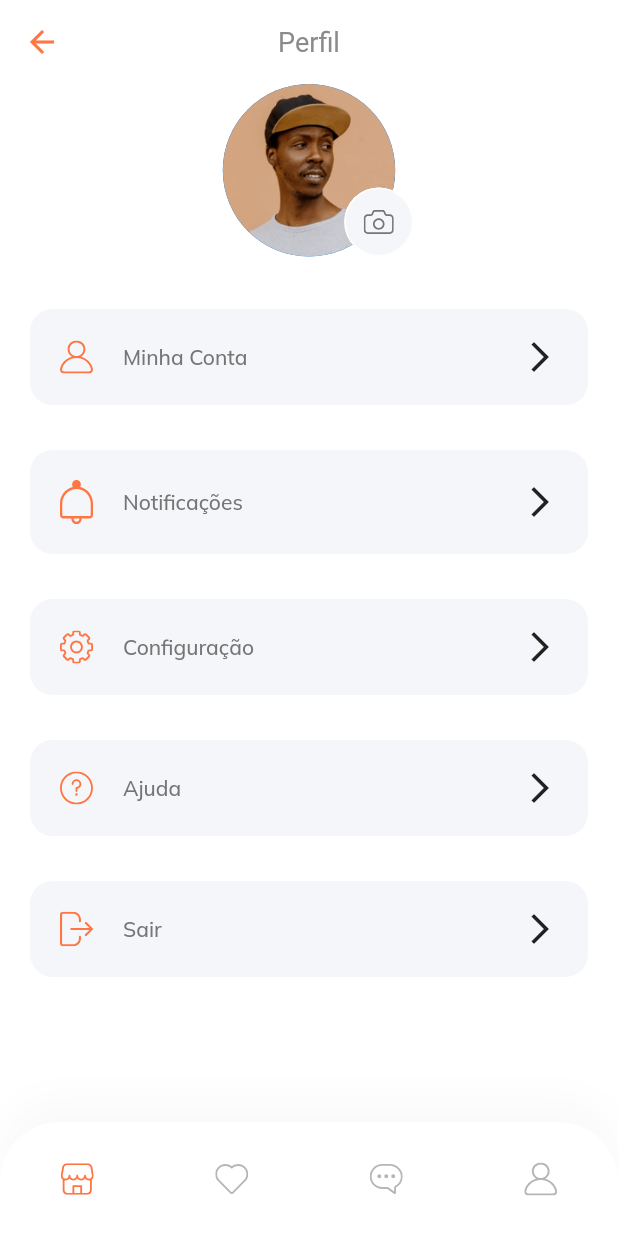
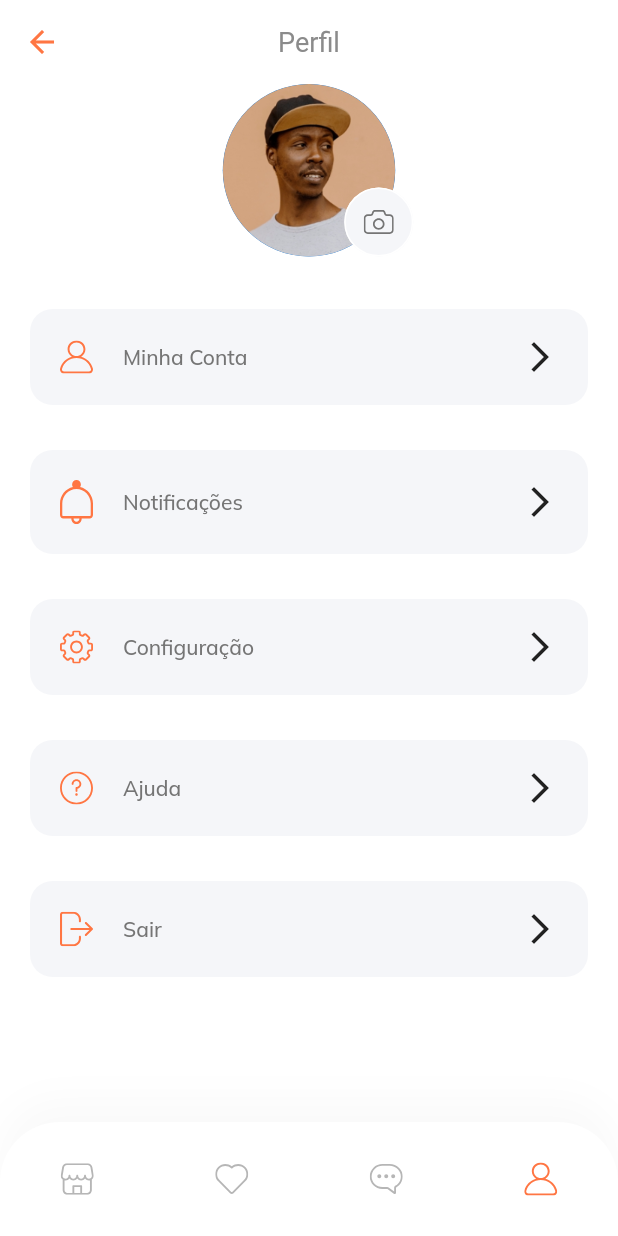
Before and after one commit to andrefranzoi/sos_car, a Flutter app: the ProfileScreen screen opened by its route, on a phone screen of 412 x 824 dp. Run offline on Flutter 3.47's test engine with Material 2 defaults, Android fonts, the phone set to English and light mode, and no system bars; our stand-ins replace flutter_svg.

Commit message:
Profile complete

```diff
--- /dev/null
+++ b/lib/components/custom_bottom_nav_bar.dart
@@ -0,0 +1,87 @@
+import 'package:flutter/material.dart';
+import 'package:flutter_svg/flutter_svg.dart';
+import 'package:sos_car/screen/home/home_screen.dart';
+import 'package:sos_car/screen/profile/profile_screen.dart';
+
+import '../constants.dart';
+import '../enums.dart';
+
+class CustomBottomNavBar extends StatelessWidget {
+  const CustomBottomNavBar({
+    Key key,
+    @required this.selectedMenu,
+  }) : super(key: key);
+
+  final MenuState selectedMenu;
+
+  @override
+  Widget build(BuildContext context) {
+    final Color inActiveIconColor = Color(0xFFB6B6B6);
+    return Container(
+      padding: EdgeInsets.symmetric(vertical: 14),
+      decoration: BoxDecoration(
+        color: Colors.white,
+        borderRadius: BorderRadius.only(
+          topLeft: Radius.circular(40),
+          topRight: Radius.circular(40),
+        ),
+        boxShadow: [
+          BoxShadow(
+            offset: Offset(0, -15),
+            blurRadius: 20,
+            color: Color(0xFFDADADA).withOpacity(0.15),
+          ),
+        ],
+      ),
+      child: SafeArea(
+        child: Row(
+          mainAxisAlignment: MainAxisAlignment.spaceAround,
+          children: [
+            IconButton(
+              icon: SvgPicture.asset(
+                "assets/icons/Shop Icon.svg",
+                color: MenuState.home == selectedMenu
+                    ? kPrimaryColor
+                    : inActiveIconColor,
+              ),
+              onPressed: () => Navigator.pushNamed(
+                context,
+                HomeScreen.routeName,
+              ),
+            ),
+            IconButton(
+              icon: SvgPicture.asset(
+                "assets/icons/Heart Icon.svg",
+                color: MenuState.favourite == selectedMenu
+                    ? kPrimaryColor
+                    : inActiveIconColor,
+              ),
+              onPressed: () {},
+            ),
+            IconButton(
+              icon: SvgPicture.asset(
+                "assets/icons/Chat bubble Icon.svg",
+                color: MenuState.message == selectedMenu
+                    ? kPrimaryColor
+                    : inActiveIconColor,
+              ),
+              onPressed: () {},
+            ),
+            IconButton(
+              icon: SvgPicture.asset(
+                "assets/icons/User Icon.svg",
+                color: MenuState.profile == selectedMenu
+                    ? kPrimaryColor
+                    : inActiveIconColor,
+              ),
+              onPressed: () => Navigator.pushNamed(
+                context,
+                ProfileScreen.routeName,
+              ),
+            ),
+          ],
+        ),
+      ),
+    );
+  }
+}
--- a/lib/main.dart
+++ b/lib/main.dart
@@ -1,9 +1,10 @@
 import 'package:flutter/material.dart';
-import 'package:sos_car/screen/profile/profile_screen.dart';
 //import 'package:sos_car/screen/splash/splash_screen.dart';
 import 'package:sos_car/routes.dart';
 import 'package:sos_car/theme.dart';
 import 'package:flutter/services.dart';
+
+import 'screen/splash/splash_screen.dart';
 
 void main() {
   SystemChrome.setSystemUIOverlayStyle(
@@ -29,8 +30,7 @@ class MyApp extends StatelessWidget {
       theme: theme(),
       //theme: ThemeData.light(),
       //home: SplashScreen(),
-      //initialRoute: SplashScreen.routeName,
-      initialRoute: ProfileScreen.routeName,
+      initialRoute: SplashScreen.routeName,
       routes: routes,
     );
   }
--- a/lib/screen/home/home_screen.dart
+++ b/lib/screen/home/home_screen.dart
@@ -1,5 +1,6 @@
 import 'package:flutter/material.dart';
-
+import 'package:sos_car/components/custom_bottom_nav_bar.dart';
+import '../../enums.dart';
 import 'components/body.dart';
 
 class HomeScreen extends StatelessWidget {
@@ -8,6 +9,7 @@ class HomeScreen extends StatelessWidget {
   Widget build(BuildContext context) {
     return Scaffold(
       body: Body(),
+      bottomNavigationBar: CustomBottomNavBar(selectedMenu: MenuState.home),
     );
   }
 }
--- a/lib/screen/profile/profile_screen.dart
+++ b/lib/screen/profile/profile_screen.dart
@@ -1,5 +1,6 @@
 import 'package:flutter/material.dart';
-import 'package:flutter_svg/flutter_svg.dart';
+import 'package:sos_car/components/custom_bottom_nav_bar.dart';
+import 'package:sos_car/enums.dart';
 
 import 'components/Body.dart';
 
@@ -12,46 +13,7 @@ class ProfileScreen extends StatelessWidget {
         title: Text("Perfil"),
       ),
       body: Body(),
-      bottomNavigationBar: Container(
-        padding: EdgeInsets.symmetric(vertical: 14),
-        decoration: BoxDecoration(
-          color: Colors.white,
-          borderRadius: BorderRadius.only(
-            topLeft: Radius.circular(40),
-            topRight: Radius.circular(40),
-          ),
-          boxShadow: [
-            BoxShadow(
-              offset: Offset(0, -15),
-              blurRadius: 20,
-              color: Color(0xFFDADADA).withOpacity(0.15),
-            ),
-          ],
-        ),
-        child: SafeArea(
-          child: Row(
-            mainAxisAlignment: MainAxisAlignment.spaceAround,
-            children: [
-              IconButton(
-                icon: SvgPicture.asset("assets/icons/Shop Icon.svg"),
-                onPressed: () {},
-              ),
-              IconButton(
-                icon: SvgPicture.asset("assets/icons/Heart Icon.svg"),
-                onPressed: () {},
-              ),
-              IconButton(
-                icon: SvgPicture.asset("assets/icons/Chat bubble Icon.svg"),
-                onPressed: () {},
-              ),
-              IconButton(
-                icon: SvgPicture.asset("assets/icons/User Icon.svg"),
-                onPressed: () {},
-              ),
-            ],
-          ),
-        ),
-      ),
+      bottomNavigationBar: CustomBottomNavBar(selectedMenu: MenuState.profile),
     );
   }
 }
```
